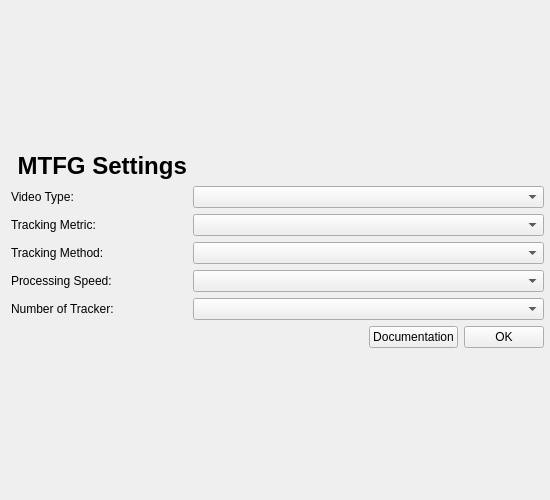
michael-mueller-git/Python-Funscript-Editor, file funscript_editor/ui/settings_view.ui: the form before one commit.
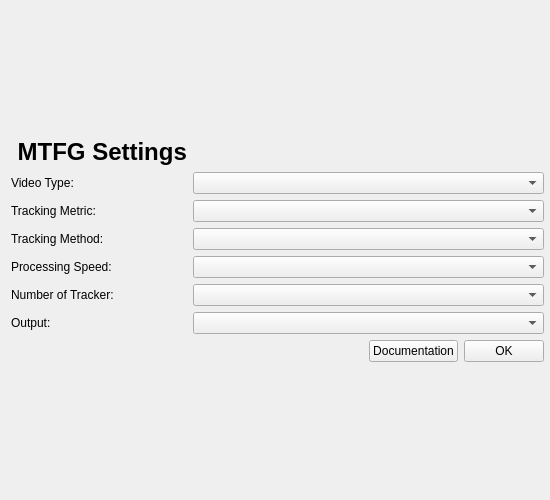
The form after the commit.

Commit message: add raw output to setting dialog

Patch:
```diff
--- a/funscript_editor/ui/settings_view.ui
+++ b/funscript_editor/ui/settings_view.ui
@@ -150,6 +150,24 @@
                         </widget>
                     </item>
 
+                    <item row="6" column="0">
+                        <widget class="QLabel" name="label_6">
+                            <property name="text">
+                                <string>Output:</string>
+                            </property>
+                        </widget>
+                    </item>
+                    <item row="6" column="1">
+                        <widget class="QComboBox" name="outputComboBox">
+                            <property name="sizePolicy">
+                                <sizepolicy hsizetype="MinimumExpanding" vsizetype="Fixed">
+                                    <horstretch>0</horstretch>
+                                    <verstretch>0</verstretch>
+                                </sizepolicy>
+                            </property>
+                        </widget>
+                    </item>
+
                     <item row="10" column="1">
                         <layout class="QHBoxLayout" name="horizontalLayout">
                             <item>
```
Left out of the diff: 5 changed lines with no effect on the pictures. The commit also changes 5 other files.
